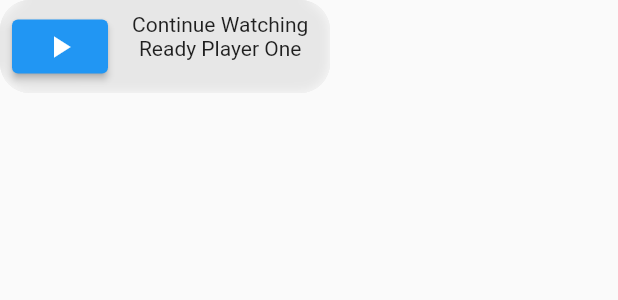
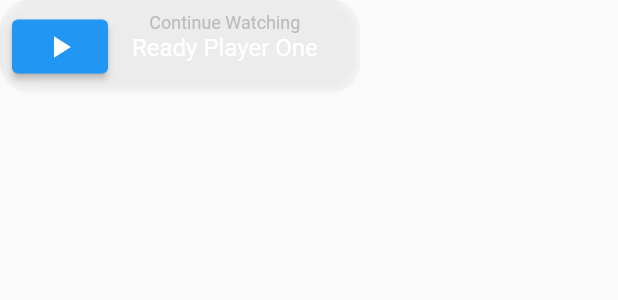
Before and after one commit to Leuow95/flutter_movies_app, a Flutter app: the KeepWatchingButton widget shown alone on an empty page, opened directly with empty values, on a phone screen of 412 x 824 dp. Shown: the top 300 px of the screen. Run offline on Flutter 3.47's test engine with Material 2 defaults, Android fonts, the phone set to English and light mode, and no system bars.

Commit message:
:lipstick: added textstyles to keepwatching

```diff
--- a/design_system/lib/components/buttons/fm_home_keep_watching_button.dart
+++ b/design_system/lib/components/buttons/fm_home_keep_watching_button.dart
@@ -14,9 +14,9 @@ class KeepWatchingButton extends StatelessWidget {
   Widget build(BuildContext context) {
     return Container(
       height: 62,
-      width: 220,
+      width: 240,
       decoration: BoxDecoration(
-        color: Color(0xffDADADA).withOpacity(0.6),
+        color: Color(0xffDADADA).withOpacity(0.45),
         borderRadius: BorderRadius.circular(20),
       ),
       child: ClipRRect(
@@ -39,8 +39,22 @@ class KeepWatchingButton extends StatelessWidget {
                 padding: const EdgeInsets.all(8.0),
                 child: Column(
                   children: [
-                    Text("Continue Watching"),
-                    Text("Ready Player One"),
+                    Text(
+                      "Continue Watching",
+                      style: TextStyle(
+                        color: Color(0xffBCBCBC),
+                        fontStyle: FontStyle.normal,
+                        fontSize: 12,
+                      ),
+                    ),
+                    Text(
+                      "Ready Player One",
+                      style: TextStyle(
+                        color: Colors.white,
+                        fontStyle: FontStyle.normal,
+                        fontSize: 16,
+                      ),
+                    ),
                   ],
                 ),
               )
```
